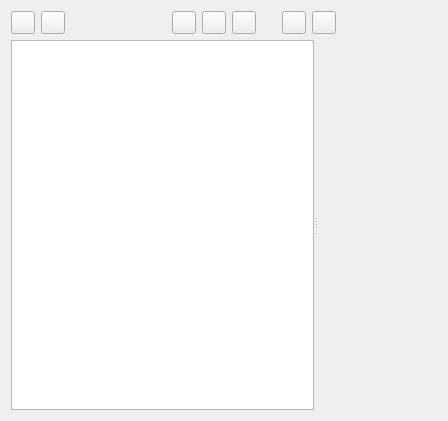
Before: the Qt Designer form plugins/dockers/animation/wdg_animation_curves.ui in KDE/krita, drawn with Qt 5.
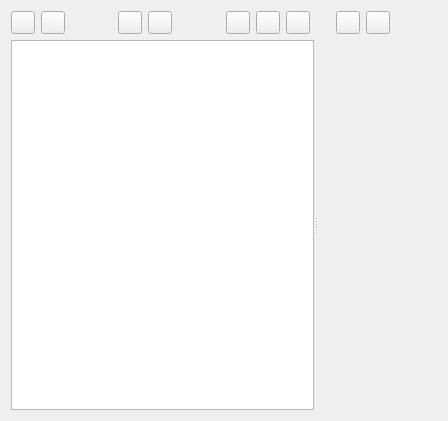
After: the same form once the commit is applied. Custom widgets are drawn as their Qt base class.

Commit message: Implement add and remove keyframe buttons on animation curves docker

Diff of the .ui file:
```diff
--- a/plugins/dockers/animation/wdg_animation_curves.ui
+++ b/plugins/dockers/animation/wdg_animation_curves.ui
@@ -36,6 +36,39 @@
        </property>
       </widget>
      </item>
+     <item>
+      <spacer name="horizontalSpacer_4">
+       <property name="orientation">
+        <enum>Qt::Horizontal</enum>
+       </property>
+       <property name="sizeHint" stdset="0">
+        <size>
+         <width>40</width>
+         <height>20</height>
+        </size>
+       </property>
+      </spacer>
+     </item>
+     <item>
+      <widget class="QToolButton" name="btnAddKeyframe">
+       <property name="toolTip">
+        <string>Add new keyframe</string>
+       </property>
+       <property name="text">
+        <string/>
+       </property>
+      </widget>
+     </item>
+     <item>
+      <widget class="QToolButton" name="btnRemoveKeyframes">
+       <property name="toolTip">
+        <string>Remove selected keyframes</string>
+       </property>
+       <property name="text">
+        <string/>
+       </property>
+      </widget>
+     </item>
      <item>
       <spacer name="horizontalSpacer_2">
        <property name="orientation">
```
The commit also changes 9 other files.
